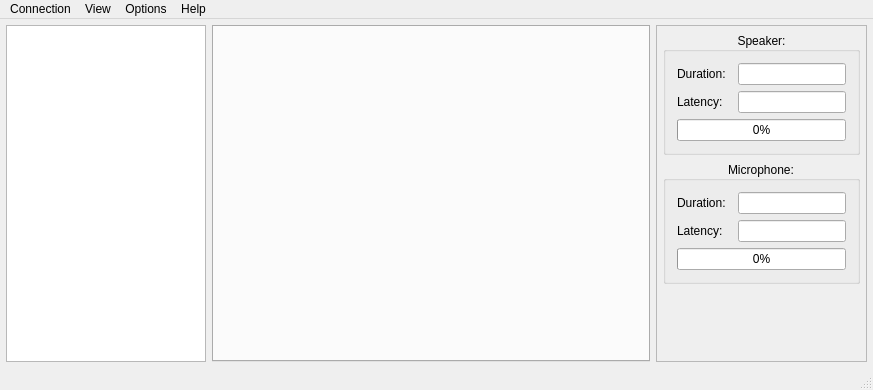
The window that ui/maingui.ui (tobiasschulz/call-qt) describes before a commit, drawn with Qt 5.
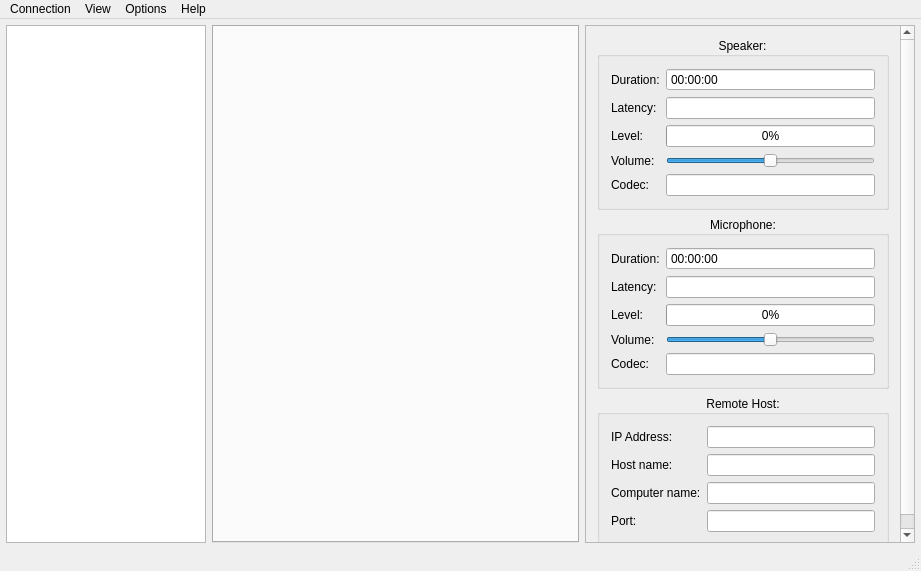
The same window after the commit.

Commit message: calls, call stats and call options are working great

What changed in the file:
```diff
--- a/ui/maingui.ui
+++ b/ui/maingui.ui
@@ -6,8 +6,8 @@
    <rect>
     <x>0</x>
     <y>0</y>
-    <width>873</width>
-    <height>390</height>
+    <width>921</width>
+    <height>571</height>
    </rect>
   </property>
   <property name="windowTitle">
@@ -90,7 +90,49 @@
      </widget>
     </item>
     <item row="0" column="2">
-     <widget class="QFrame" name="stats">
+     <widget class="QScrollArea" name="stats">
+      <property name="sizePolicy">
+       <sizepolicy hsizetype="Minimum" vsizetype="Expanding">
+        <horstretch>0</horstretch>
+        <verstretch>0</verstretch>
+       </sizepolicy>
+      </property>
+      <property name="minimumSize">
+       <size>
+        <width>330</width>
+        <height>0</height>
+       </size>
+      </property>
+      <property name="horizontalScrollBarPolicy">
+       <enum>Qt::ScrollBarAlwaysOff</enum>
+      </property>
+      <property name="widgetResizable">
+       <bool>true</bool>
+      </property>
+      <widget class="QWidget" name="scrollAreaWidgetContents">
+       <property name="geometry">
+        <rect>
+         <x>0</x>
+         <y>0</y>
+         <width>314</width>
+         <height>536</height>
+        </rect>
+       </property>
+       <layout class="QGridLayout" name="gridLayout_7">
+        <property name="leftMargin">
+         <number>0</number>
+        </property>
+        <property name="topMargin">
+         <number>0</number>
+        </property>
+        <property name="rightMargin">
+         <number>0</number>
+        </property>
+        <property name="bottomMargin">
+         <number>0</number>
+        </property>
+        <item row="0" column="0">
+         <widget class="QFrame" name="statsPanel">
       <property name="sizePolicy">
        <sizepolicy hsizetype="Preferred" vsizetype="Preferred">
         <horstretch>0</horstretch>
@@ -98,26 +140,20 @@
        </sizepolicy>
       </property>
       <property name="frameShape">
-       <enum>QFrame::StyledPanel</enum>
+           <enum>QFrame::NoFrame</enum>
       </property>
       <property name="frameShadow">
        <enum>QFrame::Plain</enum>
       </property>
-      <layout class="QGridLayout" name="gridLayout_4">
-       <property name="leftMargin">
-        <number>6</number>
-       </property>
-       <property name="topMargin">
-        <number>6</number>
-       </property>
-       <property name="rightMargin">
-        <number>6</number>
-       </property>
-       <property name="bottomMargin">
-        <number>6</number>
-       </property>
+          <layout class="QGridLayout" name="gridLayout_6">
        <item row="0" column="0">
         <widget class="QGroupBox" name="groupBox">
+             <property name="sizePolicy">
+              <sizepolicy hsizetype="Preferred" vsizetype="Preferred">
+               <horstretch>0</horstretch>
+               <verstretch>0</verstretch>
+              </sizepolicy>
+             </property>
          <property name="title">
           <string>Speaker:</string>
          </property>
@@ -128,58 +164,147 @@
           <bool>true</bool>
          </property>
          <layout class="QGridLayout" name="gridLayout_3">
+              <item row="1" column="1">
+               <widget class="QLineEdit" name="statsLatencyOutput">
+                <property name="sizePolicy">
+                 <sizepolicy hsizetype="Preferred" vsizetype="Fixed">
+                  <horstretch>0</horstretch>
+                  <verstretch>0</verstretch>
+                 </sizepolicy>
+                </property>
+                <property name="readOnly">
+                 <bool>true</bool>
+                </property>
+               </widget>
+              </item>
           <item row="0" column="0">
            <widget class="QLabel" name="label_1">
-            <property name="text">
-             <string>Duration:</string>
-            </property>
-           </widget>
-          </item>
-          <item row="0" column="1">
-           <widget class="QLineEdit" name="statsDurationOutput">
             <property name="sizePolicy">
-             <sizepolicy hsizetype="Fixed" vsizetype="Fixed">
+                 <sizepolicy hsizetype="Fixed" vsizetype="Preferred">
               <horstretch>0</horstretch>
               <verstretch>0</verstretch>
              </sizepolicy>
             </property>
-            <property name="readOnly">
-             <bool>true</bool>
+                <property name="text">
+                 <string>Duration:</string>
             </property>
            </widget>
           </item>
           <item row="1" column="0">
            <widget class="QLabel" name="label_2">
+                <property name="sizePolicy">
+                 <sizepolicy hsizetype="Fixed" vsizetype="Preferred">
+                  <horstretch>0</horstretch>
+                  <verstretch>0</verstretch>
+                 </sizepolicy>
+                </property>
             <property name="text">
              <string>Latency:</string>
             </property>
            </widget>
           </item>
-          <item row="1" column="1">
-           <widget class="QLineEdit" name="statsLatencyOutput">
+              <item row="2" column="0">
+               <widget class="QLabel" name="label_8">
             <property name="sizePolicy">
-             <sizepolicy hsizetype="Fixed" vsizetype="Fixed">
+                 <sizepolicy hsizetype="Fixed" vsizetype="Preferred">
               <horstretch>0</horstretch>
               <verstretch>0</verstretch>
              </sizepolicy>
             </property>
-            <property name="readOnly">
-             <bool>true</bool>
+                <property name="text">
+                 <string>Level:</string>
             </property>
            </widget>
           </item>
-          <item row="2" column="0" colspan="2">
+              <item row="2" column="1">
            <widget class="QProgressBar" name="statsLevelOutput">
+                <property name="sizePolicy">
+                 <sizepolicy hsizetype="Preferred" vsizetype="Fixed">
+                  <horstretch>0</horstretch>
+                  <verstretch>0</verstretch>
+                 </sizepolicy>
+                </property>
             <property name="value">
              <number>0</number>
             </property>
            </widget>
           </item>
+              <item row="4" column="0">
+               <widget class="QLabel" name="label_10">
+                <property name="sizePolicy">
+                 <sizepolicy hsizetype="Fixed" vsizetype="Preferred">
+                  <horstretch>0</horstretch>
+                  <verstretch>0</verstretch>
+                 </sizepolicy>
+                </property>
+                <property name="text">
+                 <string>Volume:</string>
+                </property>
+               </widget>
+              </item>
+              <item row="4" column="1">
+               <widget class="QSlider" name="volumeOutput">
+                <property name="sizePolicy">
+                 <sizepolicy hsizetype="Preferred" vsizetype="Fixed">
+                  <horstretch>0</horstretch>
+                  <verstretch>0</verstretch>
+                 </sizepolicy>
+                </property>
+                <property name="maximum">
+                 <number>200</number>
+                </property>
+                <property name="value">
+                 <number>100</number>
+                </property>
+                <property name="orientation">
+                 <enum>Qt::Horizontal</enum>
+                </property>
+               </widget>
+              </item>
+              <item row="0" column="1">
+               <widget class="QTimeEdit" name="statsDurationOutput">
+                <property name="sizePolicy">
+                 <sizepolicy hsizetype="Expanding" vsizetype="Fixed">
+                  <horstretch>0</horstretch>
+                  <verstretch>0</verstretch>
+                 </sizepolicy>
+                </property>
+                <property name="readOnly">
+                 <bool>true</bool>
+                </property>
+                <property name="buttonSymbols">
+                 <enum>QAbstractSpinBox::NoButtons</enum>
+                </property>
+                <property name="displayFormat">
+                 <string>HH:mm:ss</string>
+                </property>
+               </widget>
+              </item>
+              <item row="5" column="0">
+               <widget class="QLabel" name="label_12">
+                <property name="text">
+                 <string>Codec:</string>
+                </property>
+               </widget>
+              </item>
+              <item row="5" column="1">
+               <widget class="QLineEdit" name="codecOutput">
+                <property name="readOnly">
+                 <bool>true</bool>
+                </property>
+               </widget>
+              </item>
          </layout>
         </widget>
        </item>
        <item row="1" column="0">
         <widget class="QGroupBox" name="groupBox_2">
+             <property name="sizePolicy">
+              <sizepolicy hsizetype="Preferred" vsizetype="Preferred">
+               <horstretch>0</horstretch>
+               <verstretch>0</verstretch>
+              </sizepolicy>
+             </property>
          <property name="title">
           <string>Microphone:</string>
          </property>
@@ -192,15 +317,34 @@
          <layout class="QGridLayout" name="gridLayout_2">
           <item row="1" column="0">
            <widget class="QLabel" name="label_4">
+                <property name="sizePolicy">
+                 <sizepolicy hsizetype="Fixed" vsizetype="Preferred">
+                  <horstretch>0</horstretch>
+                  <verstretch>0</verstretch>
+                 </sizepolicy>
+                </property>
             <property name="text">
              <string>Latency:</string>
             </property>
            </widget>
           </item>
+              <item row="3" column="2">
+               <widget class="QProgressBar" name="statsLevelInput">
+                <property name="sizePolicy">
+                 <sizepolicy hsizetype="Preferred" vsizetype="Fixed">
+                  <horstretch>0</horstretch>
+                  <verstretch>0</verstretch>
+                 </sizepolicy>
+                </property>
+                <property name="value">
+                 <number>0</number>
+                </property>
+               </widget>
+              </item>
           <item row="1" column="2">
            <widget class="QLineEdit" name="statsLatencyInput">
             <property name="sizePolicy">
-             <sizepolicy hsizetype="Fixed" vsizetype="Fixed">
+                 <sizepolicy hsizetype="Preferred" vsizetype="Fixed">
               <horstretch>0</horstretch>
               <verstretch>0</verstretch>
              </sizepolicy>
@@ -210,24 +354,68 @@
             </property>
            </widget>
           </item>
-          <item row="3" column="0" colspan="3">
-           <widget class="QProgressBar" name="statsLevelInput">
-            <property name="value">
-             <number>0</number>
-            </property>
-           </widget>
-          </item>
           <item row="0" column="0">
            <widget class="QLabel" name="label_3">
+                <property name="sizePolicy">
+                 <sizepolicy hsizetype="Fixed" vsizetype="Preferred">
+                  <horstretch>0</horstretch>
+                  <verstretch>0</verstretch>
+                 </sizepolicy>
+                </property>
             <property name="text">
              <string>Duration:</string>
             </property>
            </widget>
           </item>
+              <item row="4" column="2">
+               <widget class="QSlider" name="volumeInput">
+                <property name="sizePolicy">
+                 <sizepolicy hsizetype="Preferred" vsizetype="Fixed">
+                  <horstretch>0</horstretch>
+                  <verstretch>0</verstretch>
+                 </sizepolicy>
+                </property>
+                <property name="maximum">
+                 <number>200</number>
+                </property>
+                <property name="value">
+                 <number>100</number>
+                </property>
+                <property name="orientation">
+                 <enum>Qt::Horizontal</enum>
+                </property>
+               </widget>
+              </item>
+              <item row="3" column="0">
+               <widget class="QLabel" name="label_9">
+                <property name="sizePolicy">
+                 <sizepolicy hsizetype="Fixed" vsizetype="Preferred">
+                  <horstretch>0</horstretch>
+                  <verstretch>0</verstretch>
+                 </sizepolicy>
+                </property>
+                <property name="text">
+                 <string>Level:</string>
+                </property>
+               </widget>
+              </item>
+              <item row="4" column="0">
+               <widget class="QLabel" name="label_11">
+                <property name="sizePolicy">
+                 <sizepolicy hsizetype="Fixed" vsizetype="Preferred">
+                  <horstretch>0</horstretch>
+                  <verstretch>0</verstretch>
+                 </sizepolicy>
+                </property>
+                <property name="text">
+                 <string>Volume:</string>
+                </property>
+               </widget>
+              </item>
           <item row="0" column="2">
-           <widget class="QLineEdit" name="statsDurationInput">
+               <widget class="QTimeEdit" name="statsDurationInput">
             <property name="sizePolicy">
-             <sizepolicy hsizetype="Fixed" vsizetype="Fixed">
+                 <sizepolicy hsizetype="Expanding" vsizetype="Fixed">
               <horstretch>0</horstretch>
               <verstretch>0</verstretch>
              </sizepolicy>
@@ -235,12 +423,157 @@
             <property name="readOnly">
              <bool>true</bool>
             </property>
-           </widget>
-          </item>
+                <property name="buttonSymbols">
+                 <enum>QAbstractSpinBox::NoButtons</enum>
+                </property>
+                <property name="displayFormat">
+                 <string>HH:mm:ss</string>
+                </property>
+               </widget>
+              </item>
+              <item row="5" column="0">
+               <widget class="QLabel" name="label_13">
+                <property name="text">
+                 <string>Codec:</string>
+                </property>
+               </widget>
+              </item>
+              <item row="5" column="2">
+               <widget class="QLineEdit" name="codecInput">
+                <property name="readOnly">
+                 <bool>true</bool>
+                </property>
+               </widget>
+              </item>
          </layout>
         </widget>
        </item>
        <item row="2" column="0">
+            <widget class="QGroupBox" name="groupBox_3">
+             <property name="sizePolicy">
+              <sizepolicy hsizetype="Preferred" vsizetype="Preferred">
+               <horstretch>0</horstretch>
+               <verstretch>0</verstretch>
+              </sizepolicy>
+             </property>
+             <property name="title">
+              <string>Remote Host:</string>
+             </property>
+             <property name="alignment">
+              <set>Qt::AlignCenter</set>
+             </property>
+             <property name="flat">
+              <bool>true</bool>
+             </property>
+             <layout class="QGridLayout" name="gridLayout_4">
+              <item row="0" column="0">
+               <widget class="QLabel" name="label">
+                <property name="sizePolicy">
+                 <sizepolicy hsizetype="Fixed" vsizetype="Preferred">
+                  <horstretch>0</horstretch>
+                  <verstretch>0</verstretch>
+                 </sizepolicy>
+                </property>
+                <property name="text">
+                 <string>IP Address:</string>
+                </property>
+               </widget>
+              </item>
+              <item row="0" column="1">
+               <widget class="QLineEdit" name="address">
+                <property name="sizePolicy">
+                 <sizepolicy hsizetype="Expanding" vsizetype="Fixed">
+                  <horstretch>0</horstretch>
+                  <verstretch>0</verstretch>
+                 </sizepolicy>
+                </property>
+                <property name="readOnly">
+                 <bool>true</bool>
+                </property>
+               </widget>
+              </item>
+              <item row="1" column="0">
+               <widget class="QLabel" name="label_5">
+                <property name="sizePolicy">
+                 <sizepolicy hsizetype="Fixed" vsizetype="Preferred">
+                  <horstretch>0</horstretch>
+                  <verstretch>0</verstretch>
+                 </sizepolicy>
+                </property>
+                <property name="text">
+                 <string>Host name:</string>
+                </property>
+               </widget>
+              </item>
+              <item row="1" column="1">
+               <widget class="QLineEdit" name="hostname">
+                <property name="sizePolicy">
+                 <sizepolicy hsizetype="Preferred" vsizetype="Fixed">
+                  <horstretch>0</horstretch>
+                  <verstretch>0</verstretch>
+                 </sizepolicy>
+                </property>
+                <property name="readOnly">
+                 <bool>true</bool>
+                </property>
+               </widget>
+              </item>
+              <item row="2" column="0">
+               <widget class="QLabel" name="label_6">
+                <property name="sizePolicy">
+                 <sizepolicy hsizetype="Fixed" vsizetype="Preferred">
+                  <horstretch>0</horstretch>
+                  <verstretch>0</verstretch>
+                 </sizepolicy>
+                </property>
+                <property name="text">
+                 <string>Computer name:</string>
+                </property>
+               </widget>
+              </item>
+              <item row="2" column="1">
+               <widget class="QLineEdit" name="computername">
+                <property name="sizePolicy">
+                 <sizepolicy hsizetype="Preferred" vsizetype="Fixed">
+                  <horstretch>0</horstretch>
+                  <verstretch>0</verstretch>
+                 </sizepolicy>
+                </property>
+                <property name="readOnly">
+                 <bool>true</bool>
+                </property>
+               </widget>
+              </item>
+              <item row="3" column="0">
+               <widget class="QLabel" name="label_7">
+                <property name="sizePolicy">
+                 <sizepolicy hsizetype="Fixed" vsizetype="Preferred">
+                  <horstretch>0</horstretch>
+                  <verstretch>0</verstretch>
+                 </sizepolicy>
+                </property>
+                <property name="text">
+                 <string>Port:</string>
+                </property>
+               </widget>
+              </item>
+              <item row="3" column="1">
+               <widget class="QLineEdit" name="port">
+                <property name="sizePolicy">
+                 <sizepolicy hsizetype="Preferred" vsizetype="Fixed">
+                  <horstretch>0</horstretch>
+                  <verstretch>0</verstretch>
+                 </sizepolicy>
+                </property>
+                <property name="readOnly">
+                 <bool>true</bool>
+                </property>
+               </widget>
+              </item>
+             </layout>
+            </widget>
+           </item>
+           <item row="3" column="0">
         <spacer name="verticalSpacer">
          <property name="orientation">
           <enum>Qt::Vertical</enum>
@@ -248,7 +581,7 @@
          <property name="sizeHint" stdset="0">
           <size>
            <width>20</width>
-           <height>61</height>
+               <height>13</height>
           </size>
          </property>
         </spacer>
@@ -258,12 +591,16 @@
     </item>
    </layout>
   </widget>
+     </widget>
+    </item>
+   </layout>
+  </widget>
   <widget class="QMenuBar" name="menuBar">
    <property name="geometry">
     <rect>
      <x>0</x>
      <y>0</y>
-     <width>873</width>
+     <width>921</width>
      <height>20</height>
     </rect>
    </property>
```
Lines whose indentation alone changed are shown as unchanged. The commit also changes 9 other files.
